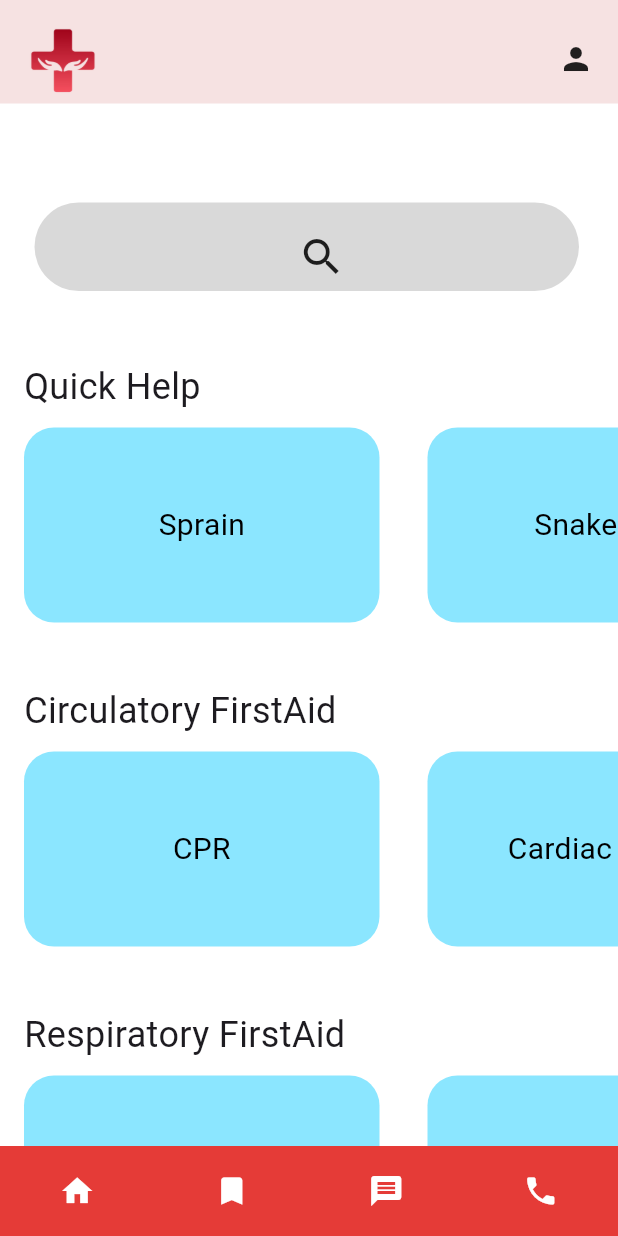
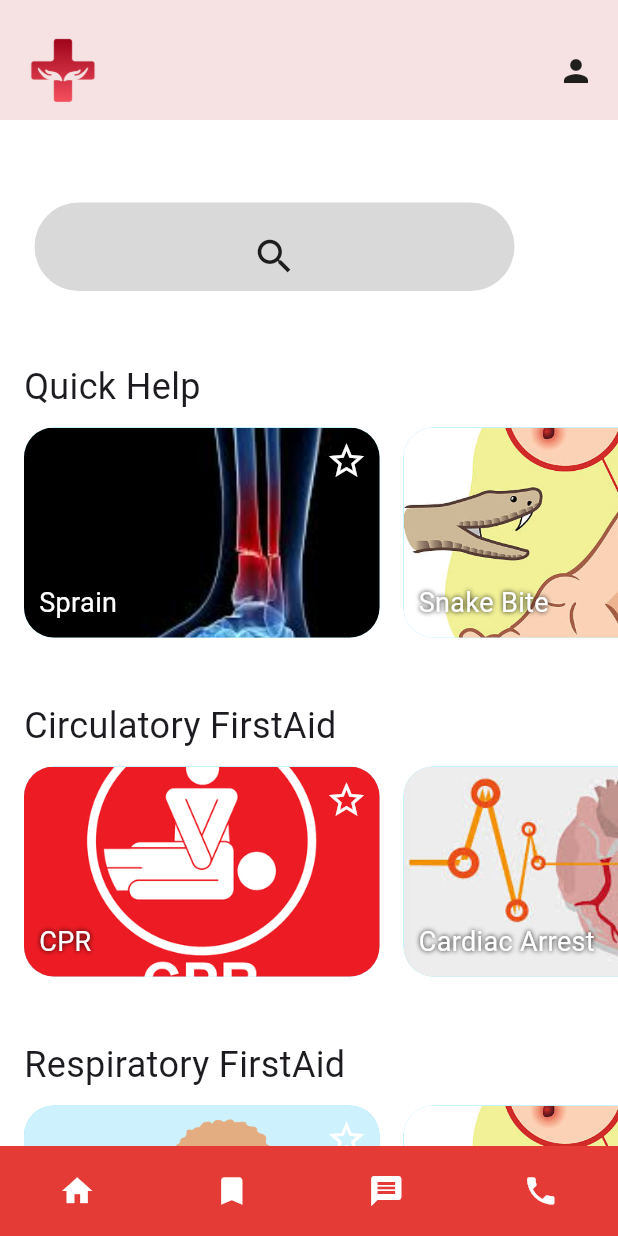
Before and after one commit to bhavana-holla/AIdify, a Flutter app: the screen it shows after launch, on a phone screen of 412 x 824 dp. Run offline on Flutter 3.47's test engine with Material 3 defaults, Android fonts, the phone set to English and light mode, and no system bars; Roboto replaces fonts that are missing (Josefin Sans).

Commit message:
Updated home_screen

```diff
--- a/aidify/lib/screens/home_screen.dart
+++ b/aidify/lib/screens/home_screen.dart
@@ -9,32 +9,28 @@ class HomeScreen extends StatelessWidget {
       body: Stack(
         children: [
           // Background
-          Container(
-            width: 412,
-            height: 917,
-            color: Colors.white,
-          ),
+          Container(width: 412, height: 917, color: Colors.white),
 
           // Top Navbar
           Positioned(
             top: 0,
             left: 0,
             right: 0,
-            height: 69,
+            height: 80,
             child: Container(
               color: Color(0xFFF6E2E2),
               child: Row(
                 mainAxisAlignment: MainAxisAlignment.spaceBetween,
                 children: [
                   Padding(
-                    padding: const EdgeInsets.only(left: 16, top: 10),
+                    padding: const EdgeInsets.only(left: 16, top: 12),
                     child: Image.asset(
                       'assets/images/logo_image1.png',
                       height: 49.77,
                     ),
                   ),
                   Padding(
-                    padding: const EdgeInsets.only(right: 16, top: 10),
+                    padding: const EdgeInsets.only(right: 16, top: 15),
                     child: Icon(Icons.person),
                   ),
                 ],
@@ -47,15 +43,15 @@ class HomeScreen extends StatelessWidget {
             top: 135,
             left: 23,
             child: Container(
-              width: 363,
+              width: 320,
               height: 59,
               decoration: BoxDecoration(
                 color: Color(0xFFD9D9D9),
                 borderRadius: BorderRadius.circular(50),
               ),
               child: Padding(
-                padding: const EdgeInsets.only(left: 20, top: 13),
-                child: Icon(Icons.search_outlined, size: 32),
+                padding: const EdgeInsets.only(right: 0, top: 13),
+                child: Icon(Icons.search_outlined, size: 30),
               ),
             ),
           ),
@@ -71,19 +67,34 @@ class HomeScreen extends StatelessWidget {
                 children: [
                   buildHorizontalScrollSection(
                     title: "Quick Help",
-                    cards: ["Sprain", "Snake bite"],
+                    cards: [
+                      {"label": "Sprain", "image": "assets/images/sprain.jpg"},
+                      {"label": "Snake Bite", "image": "assets/images/snake.png"},
+                    ],
                   ),
                   buildHorizontalScrollSection(
                     title: "Circulatory FirstAid",
-                    cards: ["CPR", "Cardiac Arrest"],
+                    cards: [
+                      {"label": "CPR", "image": "assets/images/cpr.png"},
+                      {
+                        "label": "Cardiac Arrest",
+                        "image": "assets/images/cardiac_arrest.png",
+                      },
+                    ],
                   ),
                   buildHorizontalScrollSection(
                     title: "Respiratory FirstAid",
-                    cards: ["Asthama Attack", "Choking"],
+                    cards: [
+                      {"label": "Asthma attack", "image": "assets/images/asthma.png"},
+                      {"label": "Choking", "image": "assets/images/snake.png"},
+                    ],
                   ),
                   buildHorizontalScrollSection(
                     title: "Other Help",
-                    cards: ["Allergy", "Burns"],
+                    cards: [
+                      {"label": "Allergy", "image": "assets/images/sprain.jpg"},
+                      {"label": "Burns", "image": "assets/images/burns.png"},
+                    ],
                   ),
                 ],
               ),
@@ -116,7 +127,7 @@ class HomeScreen extends StatelessWidget {
 
   Widget buildHorizontalScrollSection({
     required String title,
-    required List<String> cards,
+    required List<Map<String, String>> cards, // Expect image & label
   }) {
     return Padding(
       padding: const EdgeInsets.symmetric(vertical: 16.0),
@@ -127,38 +138,20 @@ class HomeScreen extends StatelessWidget {
             padding: const EdgeInsets.symmetric(horizontal: 16.0),
             child: Text(
               title,
-              style: const TextStyle(
-                fontFamily: 'Josefin Sans',
-                fontSize: 24,
-              ),
+              style: const TextStyle(fontFamily: 'Josefin Sans', fontSize: 24),
             ),
           ),
           SizedBox(
-            height: 150,
+            height: 160,
             child: ListView.builder(
               scrollDirection: Axis.horizontal,
               itemCount: cards.length,
               itemBuilder: (context, index) {
-                return Container(
-                  width: 237,
-                  height: 101,
-                  margin: const EdgeInsets.symmetric(horizontal: 16, vertical: 10),
-                  decoration: BoxDecoration(
-                    gradient: LinearGradient(colors: [
-                      Color(0xFF8BE6FF),
-                      Color(0xFF8BE6FF),
-                    ]),
-                    borderRadius: BorderRadius.circular(20),
-                  ),
-                  child: Center(
-                    child: Text(
-                      cards[index],
-                      style: const TextStyle(
-                        fontFamily: 'Josefin Sans',
-                        fontSize: 20,
-                        color: Colors.black,
-                      ),
-                    ),
+                return Padding(
+                  padding: const EdgeInsets.only(left: 16.0),
+                  child: BlueCard(
+                    imagePath: cards[index]['image']!,
+                    label: cards[index]['label']!,
                   ),
                 );
               },
@@ -169,3 +162,75 @@ class HomeScreen extends StatelessWidget {
     );
   }
 }
+
+class BlueCard extends StatefulWidget {
+  final String imagePath;
+  final String label;
+
+  const BlueCard({required this.imagePath, required this.label, Key? key})
+    : super(key: key);
+
+  @override
+  _BlueCardState createState() => _BlueCardState();
+}
+
+class _BlueCardState extends State<BlueCard> {
+  bool isFavorited = false;
+
+  @override
+  Widget build(BuildContext context) {
+    return Container(
+      width: 237,
+      height: 130,
+      margin: const EdgeInsets.symmetric(vertical: 10),
+      decoration: BoxDecoration(
+        gradient: const LinearGradient(
+          colors: [Color(0xFF8BE6FF), Color(0xFF8BE6FF)],
+        ),
+        borderRadius: BorderRadius.circular(20),
+      ),
+      child: Stack(
+        children: [
+          // Image
+          Positioned.fill(
+            child: ClipRRect(
+              borderRadius: BorderRadius.circular(20),
+              child: Image.asset(widget.imagePath, fit: BoxFit.cover),
+            ),
+          ),
+          // Label at the bottom
+          Positioned(
+            bottom: 10,
+            left: 10,
+            child: Text(
+              widget.label,
+              style: const TextStyle(
+                fontFamily: 'Josefin Sans',
+                fontSize: 18,
+                color: Colors.white,
+                shadows: [Shadow(color: Colors.black, blurRadius: 4)],
+              ),
+            ),
+          ),
+          // Star at the top right
+          Positioned(
+            top: 8,
+            right: 8,
+            child: GestureDetector(
+              onTap: () {
+                setState(() {
+                  isFavorited = !isFavorited;
+                });
+              },
+              child: Icon(
+                isFavorited ? Icons.star : Icons.star_border,
+                color: isFavorited ? Colors.yellow[700] : Colors.white,
+                size: 28,
+              ),
+            ),
+          ),
+        ],
+      ),
+    );
+  }
+}
```
Also changed, not shown: aidify/pubspec.yaml (+17 -0 lines), aidify/assets/images/asthma.png (added), aidify/assets/images/cardiac_arrest.png (added), aidify/assets/images/cpr.png (added), aidify/assets/images/snake.png (added).
